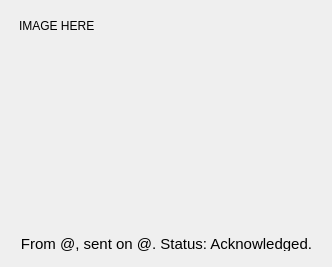
Above: src/widgets/imagechatwidgetitem.ui from blizzard4591/openMittsu before the change. Below: the same form after it.
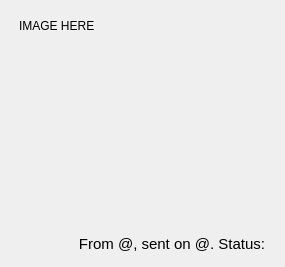
That is the form after the change. Custom widgets are drawn as their Qt base class.

```diff
--- a/src/widgets/imagechatwidgetitem.ui
+++ b/src/widgets/imagechatwidgetitem.ui
@@ -52,7 +52,8 @@
       </font>
      </property>
      <property name="styleSheet">
-      <string notr="true"/>
+      <string notr="true">border-top-right-radius:5px;
+border-top-left-radius:5px;</string>
      </property>
      <property name="text">
       <string notr="true">IMAGE HERE</string>
@@ -85,12 +86,19 @@
        <stylestrategy>PreferAntialias</stylestrategy>
       </font>
      </property>
+     <property name="styleSheet">
+      <string notr="true">border-bottom-right-radius:5px;
+border-bottom-left-radius:5px;</string>
+     </property>
      <property name="text">
       <string>From @, sent on @. Status: Acknowledged.</string>
      </property>
      <property name="alignment">
       <set>Qt::AlignRight|Qt::AlignTrailing|Qt::AlignVCenter</set>
      </property>
+     <property name="wordWrap">
+      <bool>true</bool>
+     </property>
     </widget>
    </item>
   </layout>
```
